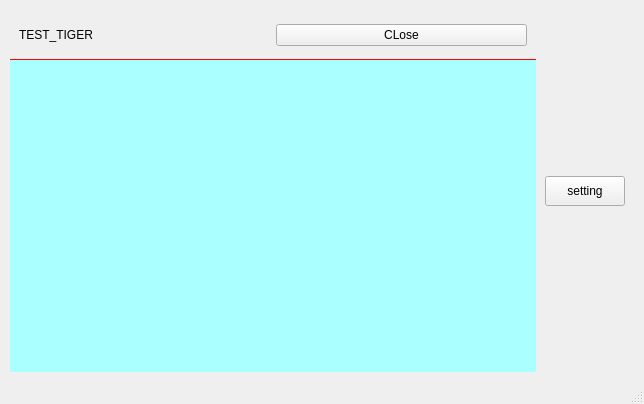
This is Qtttttt/testTransparentWindow3/mainwindow.ui in tianen1573/QT as Qt 5 draws it before an edit. The edited form follows.
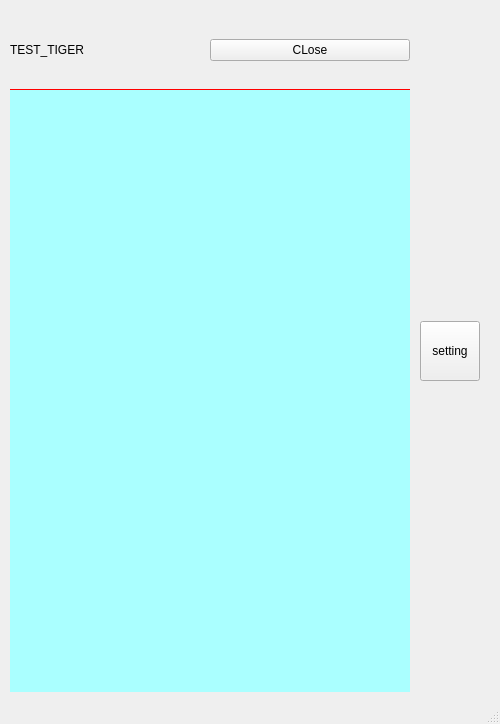
This is the edited form.

What changed in the file:
```diff
--- a/Qtttttt/testTransparentWindow3/mainwindow.ui
+++ b/Qtttttt/testTransparentWindow3/mainwindow.ui
@@ -6,8 +6,8 @@
    <rect>
     <x>0</x>
     <y>0</y>
-    <width>644</width>
-    <height>404</height>
+    <width>500</width>
+    <height>724</height>
    </rect>
   </property>
   <property name="windowTitle">
@@ -37,8 +37,8 @@
      <widget class="QWidget" name="widgetBody" native="true">
       <property name="minimumSize">
        <size>
-        <width>250</width>
-        <height>300</height>
+        <width>400</width>
+        <height>680</height>
        </size>
       </property>
       <property name="styleSheet">
@@ -64,14 +64,29 @@
         <widget class="QWidget" name="widgetHeader" native="true">
          <property name="minimumSize">
           <size>
-           <width>0</width>
-           <height>50</height>
+           <width>400</width>
+           <height>80</height>
           </size>
          </property>
          <property name="styleSheet">
           <string notr="true">border-bottom: 1px solid red;</string>
          </property>
          <layout class="QHBoxLayout" name="horizontalLayout_11">
+          <property name="spacing">
+           <number>0</number>
+          </property>
+          <property name="leftMargin">
+           <number>0</number>
+          </property>
+          <property name="topMargin">
+           <number>0</number>
+          </property>
+          <property name="rightMargin">
+           <number>0</number>
+          </property>
+          <property name="bottomMargin">
+           <number>0</number>
+          </property>
           <item>
            <widget class="QLabel" name="lab_title">
             <property name="text">
@@ -91,6 +106,12 @@
        </item>
        <item>
         <widget class="QStackedWidget" name="stackedMainWidget">
+         <property name="minimumSize">
+          <size>
+           <width>400</width>
+           <height>600</height>
+          </size>
+         </property>
          <property name="styleSheet">
           <string notr="true">background-color: rgb(170, 255, 255);</string>
          </property>
@@ -144,7 +165,7 @@
      <widget class="QWidget" name="widgetMenu" native="true">
       <property name="minimumSize">
        <size>
-        <width>50</width>
+        <width>80</width>
         <height>300</height>
        </size>
       </property>
@@ -181,20 +202,41 @@
         <widget class="QWidget" name="widgetNav" native="true">
          <property name="minimumSize">
           <size>
-           <width>0</width>
-           <height>200</height>
+           <width>80</width>
+           <height>300</height>
           </size>
          </property>
          <property name="styleSheet">
           <string notr="true"/>
          </property>
          <layout class="QVBoxLayout" name="verticalLayout_3">
+          <property name="spacing">
+           <number>0</number>
+          </property>
+          <property name="leftMargin">
+           <number>10</number>
+          </property>
+          <property name="topMargin">
+           <number>10</number>
+          </property>
+          <property name="rightMargin">
+           <number>10</number>
+          </property>
+          <property name="bottomMargin">
+           <number>10</number>
+          </property>
           <item>
            <widget class="QPushButton" name="btn_setting">
             <property name="minimumSize">
              <size>
-              <width>30</width>
-              <height>30</height>
+              <width>60</width>
+              <height>60</height>
+             </size>
+            </property>
+            <property name="maximumSize">
+             <size>
+              <width>60</width>
+              <height>60</height>
              </size>
             </property>
             <property name="text">
```
Left out of the diff: 21 changed lines with no effect on the pictures.
